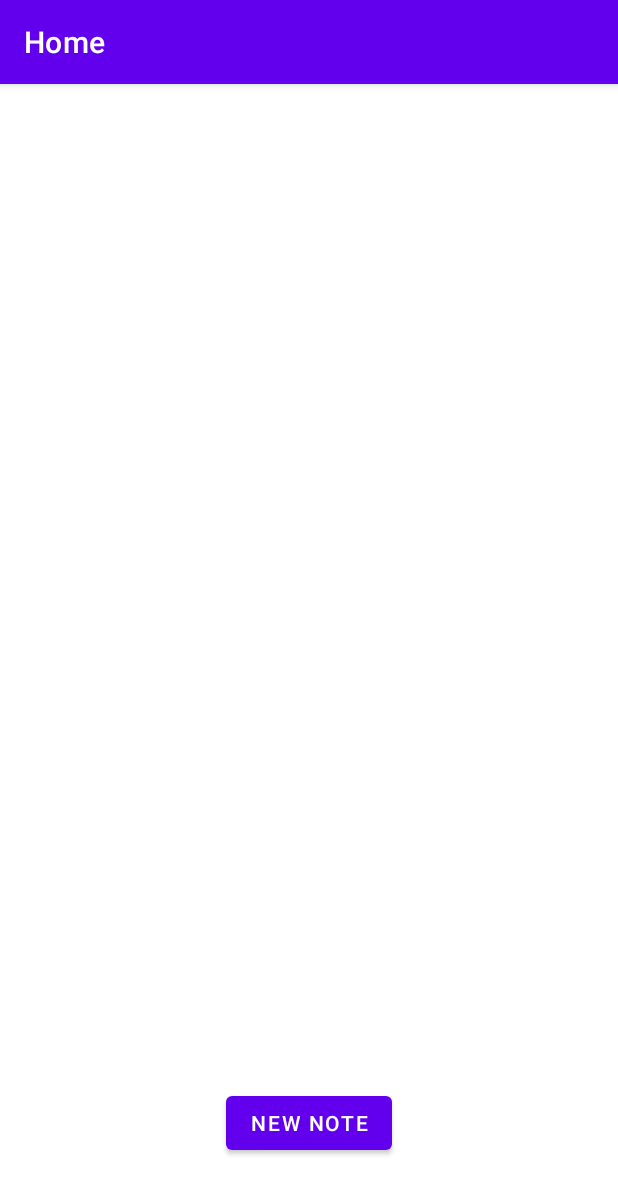
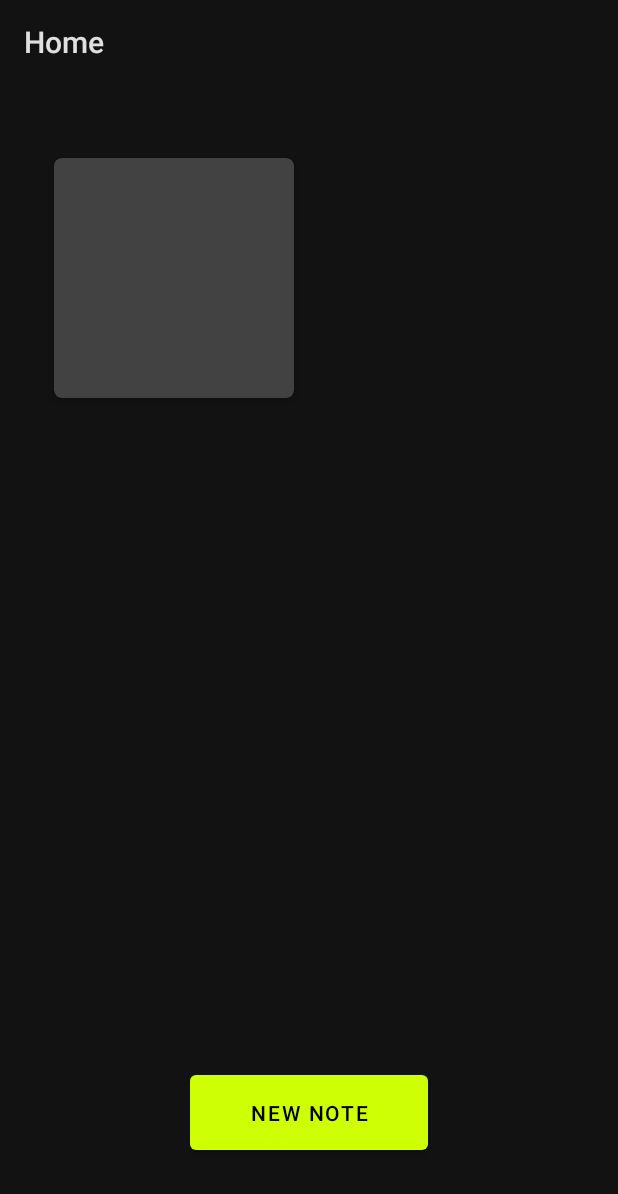
Before and after one commit to ffuszthaler/NotesApp, an Android app: the NewNoteFragment screen opened through its navigation route, after a tap on "ADD", on a phone screen of 412 x 824 dp. Shown: the top 1194 px of the screen. Run offline under Robolectric (Android 15) with nearby library versions, the phone set to English and light mode, and no system bars; our stand-ins replace navigation-ui.

Commit message:
fixed recyclerview and made app look nicer

```diff
--- a/app/src/main/java/com/ffuszthaler/notesapp/HomeFragment.kt
+++ b/app/src/main/java/com/ffuszthaler/notesapp/HomeFragment.kt
@@ -40,13 +40,9 @@ class HomeFragment : Fragment() {
 
         // manage recyclerview
         recyclerView = view.findViewById(R.id.notesRecyclerView)
-        val staggeredGridLayoutManager = StaggeredGridLayoutManager(3, LinearLayoutManager.VERTICAL)
 
         // setting recycler view layout to staggered grid
         recyclerView.setHasFixedSize(true)
-        recyclerView.layoutManager = staggeredGridLayoutManager
-
-//        recyclerView.layoutManager = LinearLayoutManager(requireActivity())
 
         noteListAdapter = NoteListAdapter(noteList)
         recyclerView.adapter = noteListAdapter
--- a/app/src/main/java/com/ffuszthaler/notesapp/MainActivity.kt
+++ b/app/src/main/java/com/ffuszthaler/notesapp/MainActivity.kt
@@ -1,7 +1,9 @@
 package com.ffuszthaler.notesapp
 
+import android.app.UiModeManager.MODE_NIGHT_YES
 import androidx.appcompat.app.AppCompatActivity
 import android.os.Bundle
+import androidx.appcompat.app.AppCompatDelegate
 import androidx.navigation.NavController
 import androidx.navigation.fragment.NavHostFragment
 import androidx.navigation.ui.setupActionBarWithNavController
@@ -13,15 +15,20 @@ class MainActivity : AppCompatActivity() {
         super.onCreate(savedInstanceState)
         setContentView(R.layout.activity_main)
 
-        val navHostFragment = supportFragmentManager.findFragmentById(R.id.noteFragmentContainerView) as NavHostFragment
+        val navHostFragment =
+            supportFragmentManager.findFragmentById(R.id.noteFragmentContainerView) as NavHostFragment
         navController = navHostFragment.navController
 
         // back buttons in navbar
         setupActionBarWithNavController(navController)
-    }
 
-    // correctly handle back stack with fragments
-    override fun onSupportNavigateUp(): Boolean {
-        return navController.navigateUp() || super.onSupportNavigateUp()
+        // Forces system dark mode for the app
+        AppCompatDelegate.setDefaultNightMode(AppCompatDelegate.MODE_NIGHT_YES)
+
+
+        // correctly handle back stack with fragments
+        fun onSupportNavigateUp(): Boolean {
+            return navController.navigateUp() || super.onSupportNavigateUp()
+        }
     }
 }
--- a/app/src/main/res/layout/fragment_edit_note.xml
+++ b/app/src/main/res/layout/fragment_edit_note.xml
@@ -29,6 +29,7 @@
         android:layout_marginEnd="32dp"
         android:hint="Body"
         android:inputType="textMultiLine"
+        android:gravity="top"
         android:overScrollMode="always"
         android:padding="15dp"
         android:scrollbarStyle="insideInset"
@@ -40,7 +41,7 @@
     <Spinner
         android:id="@+id/editNoteCategory"
         android:layout_width="0dp"
-        android:layout_height="wrap_content"
+        android:layout_height="50dp"
         android:layout_marginStart="32dp"
         android:layout_marginTop="32dp"
         android:layout_marginEnd="32dp"
--- a/app/src/main/res/layout/fragment_home.xml
+++ b/app/src/main/res/layout/fragment_home.xml
@@ -4,6 +4,7 @@
     xmlns:tools="http://schemas.android.com/tools"
     android:layout_width="match_parent"
     android:layout_height="match_parent"
+    android:layout_gravity="center_horizontal"
     tools:context=".HomeFragment">
 
     <TextView
@@ -16,6 +17,10 @@
         android:layout_width="wrap_content"
         android:layout_height="wrap_content"
         android:layout_marginBottom="32dp"
+        android:paddingLeft="40dp"
+        android:paddingRight="40dp"
+        android:paddingTop="15dp"
+        android:paddingBottom="15dp"
         android:text="New Note"
         app:layout_constraintBottom_toBottomOf="@+id/textView"
         app:layout_constraintEnd_toEndOf="parent"
@@ -23,12 +28,15 @@
 
     <androidx.recyclerview.widget.RecyclerView
         android:id="@+id/notesRecyclerView"
-        android:layout_width="match_parent"
+        android:layout_width="wrap_content"
         android:layout_height="match_parent"
-        android:layout_marginBottom="128dp"
-        app:layout_constraintBottom_toTopOf="@+id/newNoteButton"
+        android:layout_marginBottom="24dp"
+        app:layoutManager="androidx.recyclerview.widget.StaggeredGridLayoutManager"
+        app:layout_constraintBottom_toBottomOf="@+id/textView"
         app:layout_constraintEnd_toEndOf="parent"
         app:layout_constraintStart_toStartOf="parent"
-        app:layout_constraintTop_toTopOf="@+id/textView" />
+        app:layout_constraintTop_toTopOf="@+id/textView"
+        app:spanCount="2"
+        tools:listitem="@layout/note_list_item" />
 
 </androidx.constraintlayout.widget.ConstraintLayout>
--- a/app/src/main/res/layout/fragment_new_note.xml
+++ b/app/src/main/res/layout/fragment_new_note.xml
@@ -29,6 +29,7 @@
         android:layout_marginEnd="32dp"
         android:hint="Body"
         android:inputType="textMultiLine"
+        android:gravity="top"
         android:overScrollMode="always"
         android:padding="15dp"
         android:scrollbarStyle="insideInset"
@@ -40,7 +41,7 @@
     <Spinner
         android:id="@+id/newNoteCategory"
         android:layout_width="0dp"
-        android:layout_height="wrap_content"
+        android:layout_height="50dp"
         android:layout_marginStart="32dp"
         android:layout_marginTop="32dp"
         android:layout_marginEnd="32dp"
--- a/app/src/main/res/layout/note_list_item.xml
+++ b/app/src/main/res/layout/note_list_item.xml
@@ -1,20 +1,23 @@
 <?xml version="1.0" encoding="utf-8"?>
 <androidx.cardview.widget.CardView xmlns:android="http://schemas.android.com/apk/res/android"
     xmlns:app="http://schemas.android.com/apk/res-auto"
-    android:layout_width="wrap_content"
-    android:layout_height="120dp"
+    android:layout_width="180dp"
+    android:layout_height="180dp"
     android:layout_gravity="center"
-    android:layout_margin="5dp"
+    android:layout_margin="10dp"
     app:cardCornerRadius="5dp"
     app:cardElevation="5dp">
 
     <LinearLayout
+        android:padding="5dp"
         android:layout_width="wrap_content"
         android:layout_height="wrap_content"
         android:orientation="vertical">
 
         <TextView
             android:id="@+id/noteTitle"
+            android:textStyle="bold"
+            android:textSize="16sp"
             android:layout_width="wrap_content"
             android:layout_height="wrap_content"
             android:text="Title Placeholder" />
--- a/app/src/main/res/mipmap-anydpi-v26/ic_launcher.xml
+++ b/app/src/main/res/mipmap-anydpi-v26/ic_launcher.xml
@@ -1,5 +1,5 @@
 <?xml version="1.0" encoding="utf-8"?>
 <adaptive-icon xmlns:android="http://schemas.android.com/apk/res/android">
-    <background android:drawable="@drawable/ic_launcher_background" />
-    <foreground android:drawable="@drawable/ic_launcher_foreground" />
+    <background android:drawable="@color/ic_launcher_background"/>
+    <foreground android:drawable="@color/ic_launcher_foreground"/>
 </adaptive-icon>
--- a/app/src/main/res/mipmap-anydpi-v26/ic_launcher_round.xml
+++ b/app/src/main/res/mipmap-anydpi-v26/ic_launcher_round.xml
@@ -1,5 +1,5 @@
 <?xml version="1.0" encoding="utf-8"?>
 <adaptive-icon xmlns:android="http://schemas.android.com/apk/res/android">
-    <background android:drawable="@drawable/ic_launcher_background" />
-    <foreground android:drawable="@drawable/ic_launcher_foreground" />
+    <background android:drawable="@color/ic_launcher_background"/>
+    <foreground android:drawable="@color/ic_launcher_foreground"/>
 </adaptive-icon>
--- a/app/src/main/res/values-night/themes.xml
+++ b/app/src/main/res/values-night/themes.xml
@@ -2,12 +2,12 @@
     <!-- Base application theme. -->
     <style name="Theme.NotesApp" parent="Theme.MaterialComponents.DayNight.DarkActionBar">
         <!-- Primary brand color. -->
-        <item name="colorPrimary">@color/purple_200</item>
-        <item name="colorPrimaryVariant">@color/purple_700</item>
+        <item name="colorPrimary">@color/neon_yellow</item>
+        <item name="colorPrimaryVariant">@color/cardview_dark_background</item>
         <item name="colorOnPrimary">@color/black</item>
         <!-- Secondary brand color. -->
-        <item name="colorSecondary">@color/teal_200</item>
-        <item name="colorSecondaryVariant">@color/teal_200</item>
+        <item name="colorSecondary">@color/neon_yellow</item>
+        <item name="colorSecondaryVariant">@color/neon_yellow</item>
         <item name="colorOnSecondary">@color/black</item>
         <!-- Status bar color. -->
         <item name="android:statusBarColor">?attr/colorPrimaryVariant</item>
--- a/app/src/main/res/values/colors.xml
+++ b/app/src/main/res/values/colors.xml
@@ -7,4 +7,7 @@
     <color name="teal_700">#FF018786</color>
     <color name="black">#FF000000</color>
     <color name="white">#FFFFFFFF</color>
+    <color name="neon_yellow">#CFFF04</color>
+    <color name="ic_launcher_background">#CFFF04</color>
+    <color name="ic_launcher_foreground">#121212</color>
 </resources>
--- a/app/src/main/res/values/strings.xml
+++ b/app/src/main/res/values/strings.xml
@@ -1,7 +1,5 @@
 <resources>
-    <string name="app_name">NotesApp</string>
-    <!-- TODO: Remove or change this placeholder text -->
-    <string name="hello_blank_fragment">Hello blank fragment</string>
+    <string name="app_name">Notey</string>
     <string-array name="note_categories">
         <item>Private</item>
         <item>School</item>
```
